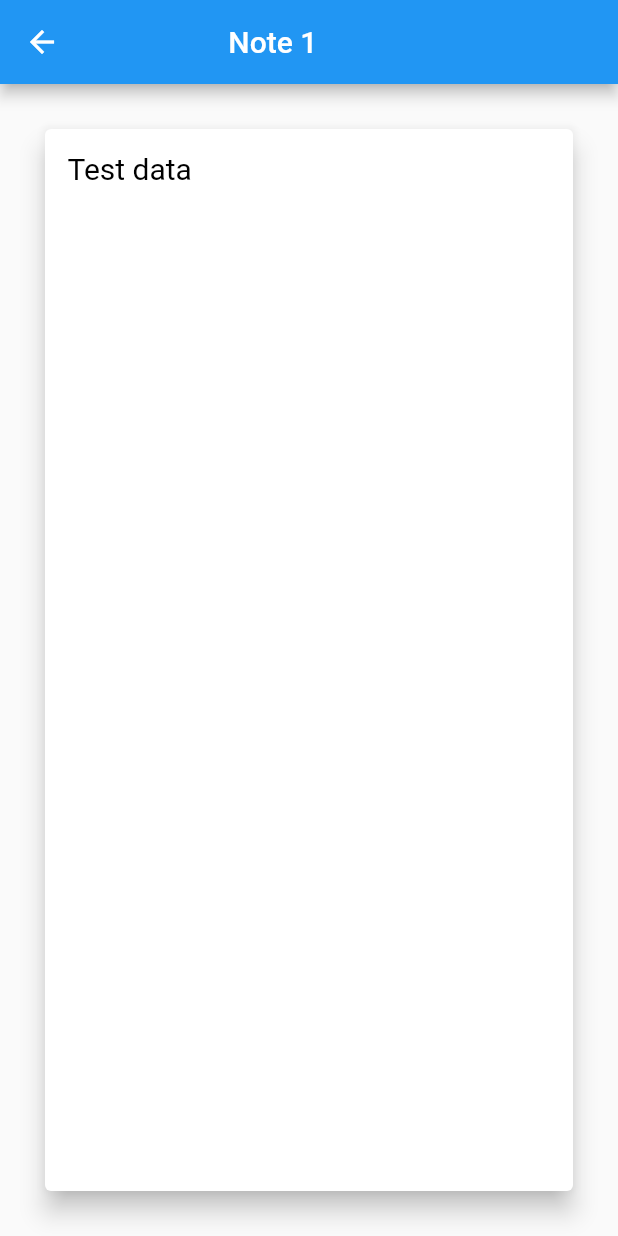
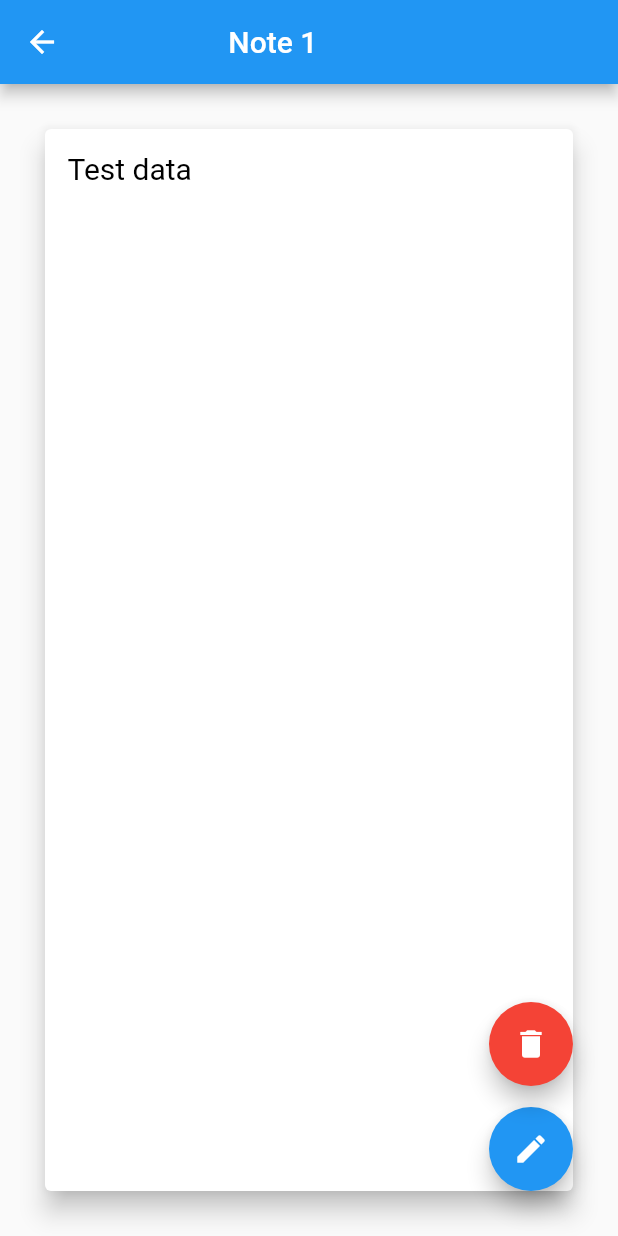
Before and after one commit to SeanFitzpatrick0/Notepad_App-Flutter, a Flutter app: the screen it shows after launch, after a tap on "Note 1", on a phone screen of 412 x 824 dp. Run offline on Flutter 3.47's test engine with Material 2 defaults, Android fonts, the phone set to English and light mode, and no system bars.

Commit message:
Adding edit and delete buttons in the noteView

```diff
--- a/notepad/lib/noteView.dart
+++ b/notepad/lib/noteView.dart
@@ -18,7 +18,19 @@ class NoteView extends StatelessWidget {
   @override
   Widget build(BuildContext context) {
     return Scaffold(
-      appBar: AppBar(
+      appBar: _appbar(),
+      body: Stack(
+        children: <Widget>[
+          _contentBox(),
+          _editButton(),
+          _deleteButton(),
+        ],
+      ),
+    );
+  }
+
+  Widget _appbar() {
+    return AppBar(
       title: Row(
         mainAxisAlignment: MainAxisAlignment.spaceEvenly,
         children: <Widget>[
@@ -32,8 +44,11 @@ class NoteView extends StatelessWidget {
         ],
       ),
       backgroundColor: currentNote.color,
-      ),
-      body: SizedBox.expand(
+    );
+  }
+
+  Widget _contentBox() {
+    return SizedBox.expand(
       child: Card(
         elevation: 7.0,
         margin: EdgeInsets.all(30.0),
@@ -48,6 +63,31 @@ class NoteView extends StatelessWidget {
           ),
         ),
       ),
+    );
+  }
+
+  Widget _editButton() {
+    return Positioned(
+      bottom: 30,
+      right: 30,
+      child: FloatingActionButton(
+        heroTag: 'Edit_btn',
+        child: Icon(Icons.edit),
+        onPressed: () {},
+        tooltip: 'Edit',
+      ),
+    );
+  }
+
+  Widget _deleteButton() {
+    return Positioned(
+      bottom: 100,
+      right: 30,
+      child: FloatingActionButton(
+        heroTag: 'Delete_btn',
+        child: Icon(Icons.delete),
+        onPressed: () {},
+        backgroundColor: Colors.red,
       ),
     );
   }
```
Lines whose indentation alone changed are shown as unchanged.
